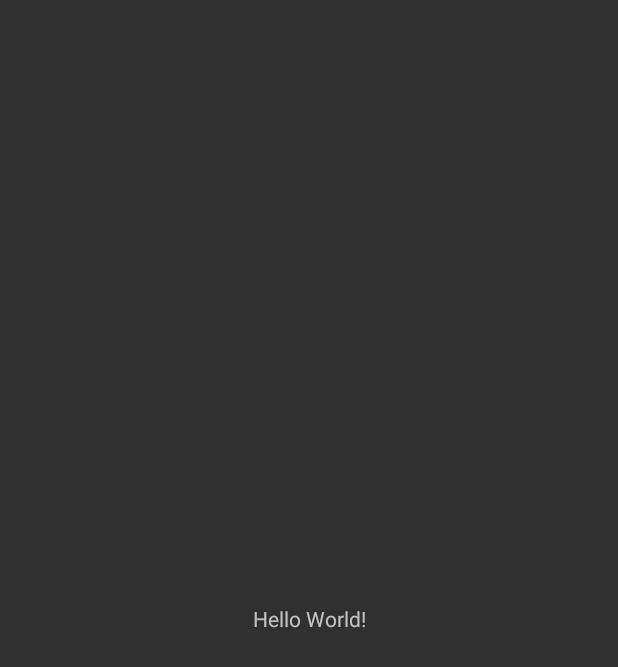
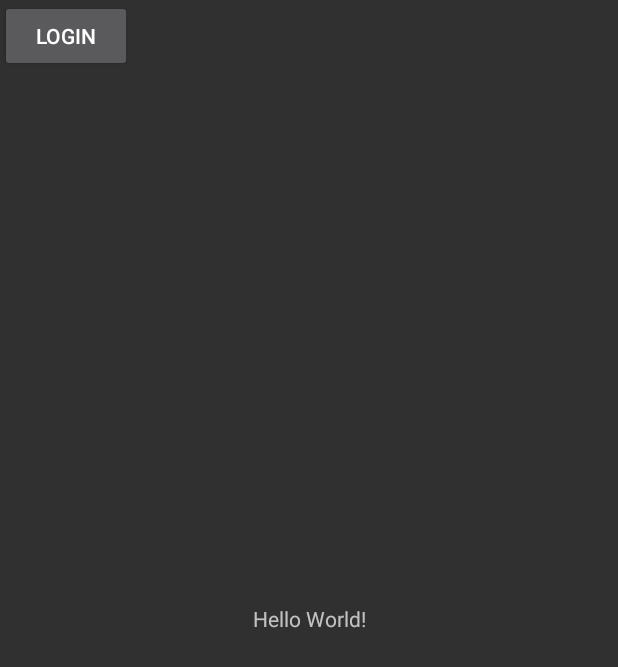
Before and after one commit to ahmedabdelhamid399/YadweeAndroid, an Android app: the screen it shows after launch (MainActivity), on a phone screen of 412 x 824 dp. Before the commit the part shown is almost empty. Shown: the top 667 px of the screen. Run offline under Robolectric (Android 15) with nearby library versions, the light colour scheme and no system bars.

Commit message:
new button

```diff
--- a/Yadwee/app/src/main/res/layout/activity_main.xml
+++ b/Yadwee/app/src/main/res/layout/activity_main.xml
@@ -15,4 +15,12 @@
         app:layout_constraintRight_toRightOf="parent"
         app:layout_constraintTop_toTopOf="parent" />
 
+    <Button
+        android:id="@+id/button"
+        android:layout_width="wrap_content"
+        android:layout_height="wrap_content"
+        android:text="login"
+        tools:layout_editor_absoluteX="137dp"
+        tools:layout_editor_absoluteY="226dp" />
+
 </android.support.constraint.ConstraintLayout>
```
